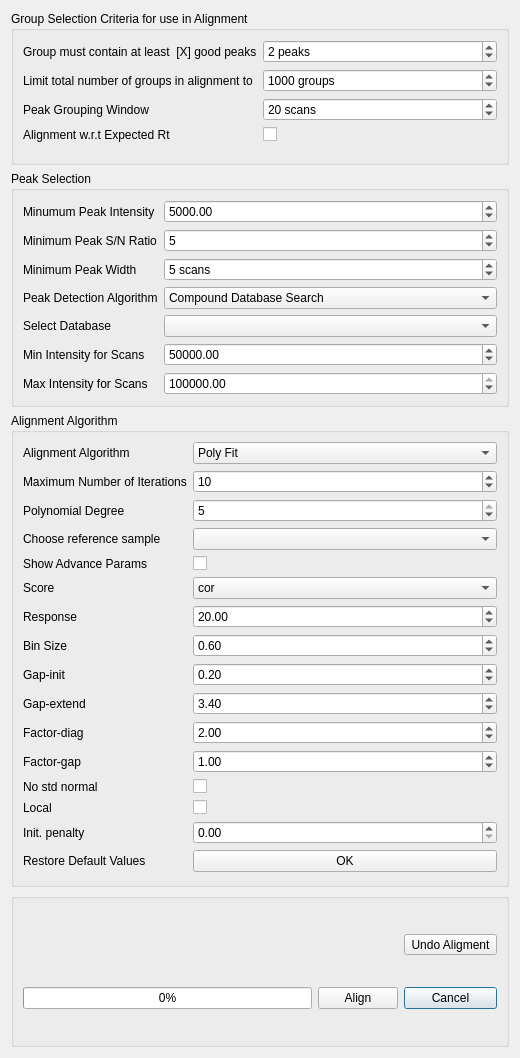
Before: the Qt Designer form src/gui/mzroll/forms/alignmentdialog.ui in ElucidataInc/ElMaven, drawn with Qt 5.
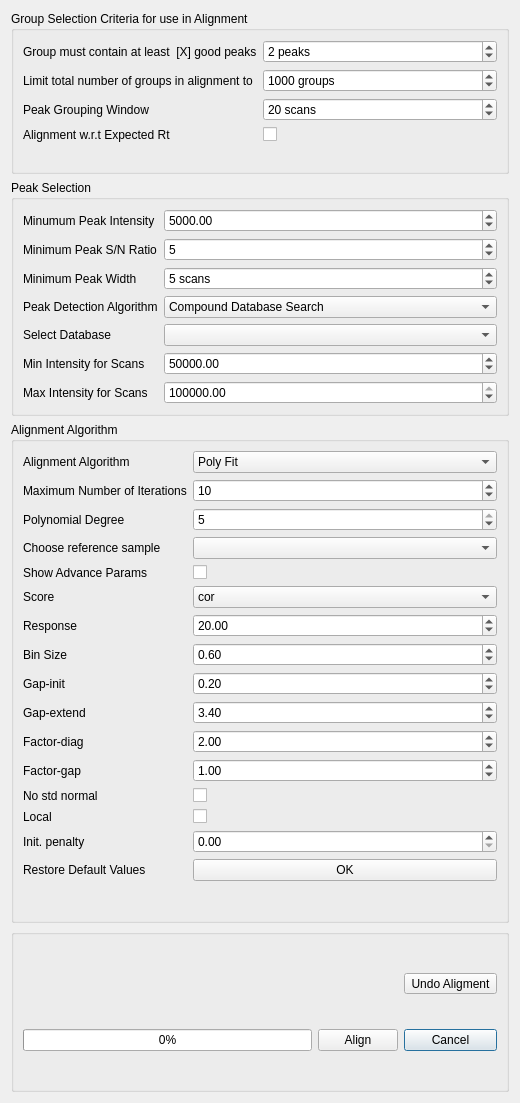
After: the same form once the commit is applied.

What changed in the file:
```diff
--- a/src/gui/mzroll/forms/alignmentdialog.ui
+++ b/src/gui/mzroll/forms/alignmentdialog.ui
@@ -7,7 +7,7 @@
     <x>0</x>
     <y>0</y>
     <width>520</width>
-    <height>1058</height>
+    <height>1103</height>
    </rect>
   </property>
   <property name="windowTitle">
```
Left out of the diff: 5 changed lines with no effect on the pictures.
